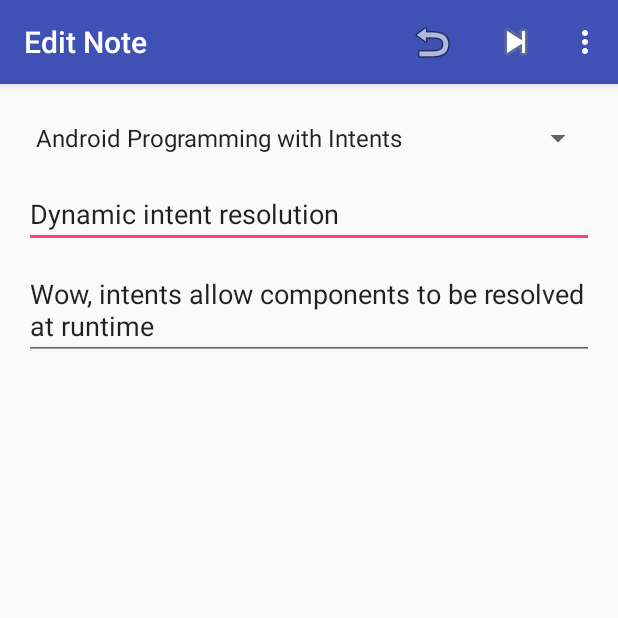
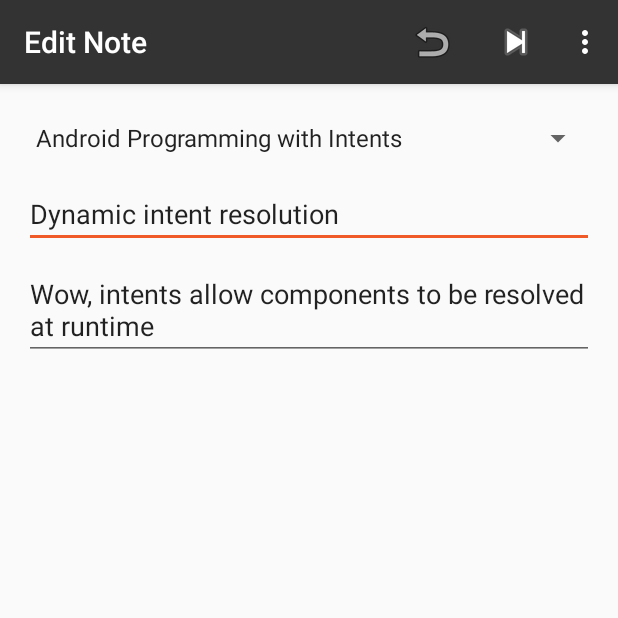
Before and after one commit to rudyzhou2/NoteIt, an Android app: the screen it shows after launch (NoteActivity), after a tap on "Android Programming with Intents", on a phone screen of 412 x 824 dp, the top half of it. Run offline under Robolectric (Android 15) with nearby library versions, the phone set to English and light mode, and no system bars.

Commit message:
modified app theme

```diff
--- a/app/src/main/res/layout/activity_note_list.xml
+++ b/app/src/main/res/layout/activity_note_list.xml
@@ -28,6 +28,7 @@
         android:layout_height="wrap_content"
         android:layout_gravity="bottom|end"
         android:layout_margin="@dimen/fab_margin"
-        app:srcCompat="@android:drawable/ic_dialog_email" />
+        app:backgroundTint="@color/colorOrange"
+        app:srcCompat="@drawable/ic_add_circle_black_24dp" />
 
 </android.support.design.widget.CoordinatorLayout>
--- a/app/src/main/res/layout/app_bar_main.xml
+++ b/app/src/main/res/layout/app_bar_main.xml
@@ -24,10 +24,10 @@
 
     <android.support.design.widget.FloatingActionButton
         android:id="@+id/fab"
+        style="@style/CustomFloatingActionButton"
         android:layout_width="wrap_content"
         android:layout_height="wrap_content"
         android:layout_gravity="bottom|end"
-        android:layout_margin="@dimen/fab_margin"
-        app:srcCompat="@android:drawable/ic_dialog_email" />
+        android:layout_margin="@dimen/fab_margin" />
 
 </android.support.design.widget.CoordinatorLayout>
--- a/app/src/main/res/layout/item_course_list.xml
+++ b/app/src/main/res/layout/item_course_list.xml
@@ -26,7 +26,7 @@
                 android:layout_marginStart="8dp"
                 android:text="TextView"
                 android:textAlignment="center"
-                android:textAppearance="@android:style/TextAppearance.Material.Medium"
+                android:textAppearance="@style/CourseTitle"
                 app:layout_constraintBottom_toTopOf="@+id/imageView2"
                 app:layout_constraintEnd_toEndOf="parent"
                 app:layout_constraintStart_toStartOf="parent" />
--- a/app/src/main/res/layout/item_note_list.xml
+++ b/app/src/main/res/layout/item_note_list.xml
@@ -38,7 +38,7 @@
                 android:layout_marginStart="8dp"
                 android:layout_marginTop="8dp"
                 android:text="TextView"
-                android:textAppearance="@android:style/TextAppearance.Material.Large"
+                android:textAppearance="@style/CourseTitle"
                 app:layout_constraintBottom_toTopOf="@+id/text_title"
                 app:layout_constraintEnd_toEndOf="parent"
                 app:layout_constraintStart_toEndOf="@+id/imageView3"
--- a/app/src/main/res/values/colors.xml
+++ b/app/src/main/res/values/colors.xml
@@ -1,7 +1,7 @@
 <?xml version="1.0" encoding="utf-8"?>
 <resources>
-    <color name="colorPrimary">#3F51B5</color>
-    <color name="colorPrimaryDark">#303F9F</color>
-    <color name="colorAccent">#FF4081</color>
-    <color name="colorOrange">#F05A28</color>
+    <color name="colorPrimary">#333333</color>
+    <color name="colorPrimaryDark">#222222</color>
+    <color name="colorAccent">@color/colorOrange</color>
+    <color name="colorOrange">#f05a28</color>
 </resources>
--- /dev/null
+++ b/app/src/main/res/values/constants.xml
@@ -0,0 +1,4 @@
+<?xml version="1.0" encoding="utf-8"?>
+<resources>
+    <integer name="course_grid_span">2</integer>
+</resources>
```
Also changed, not shown: app/src/main/res/drawable/ic_add_circle_black_24dp.xml (added, +9 -0 lines), app/src/main/res/drawable/ic_assignment_black_24dp.xml (added, +9 -0 lines), app/src/main/res/values/styles.xml (+9 -0 lines).
